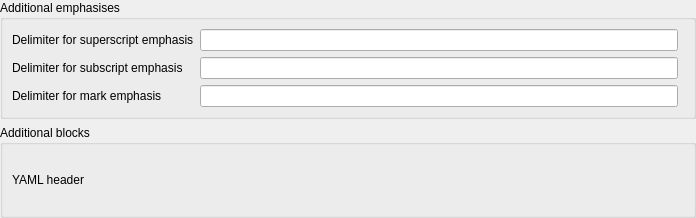
Old version of the form src/shared/plugins_page.ui in the repository igormironchik/markdown-tools.
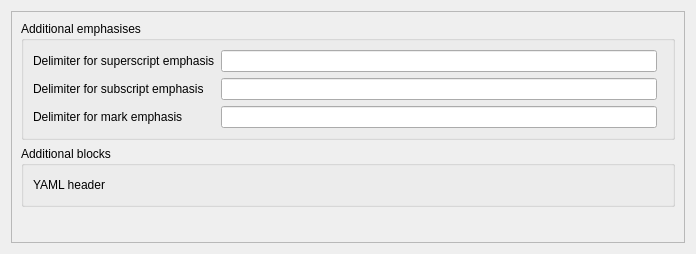
New version of the form. Custom widgets are drawn as their Qt base class.

The edit to the form file:
```diff
--- a/src/shared/plugins_page.ui
+++ b/src/shared/plugins_page.ui
@@ -7,25 +7,37 @@
     <x>0</x>
     <y>0</y>
     <width>696</width>
-    <height>218</height>
+    <height>254</height>
    </rect>
   </property>
   <property name="windowTitle">
    <string>Form</string>
   </property>
+  <layout class="QVBoxLayout" name="verticalLayout_2">
+   <item>
+    <widget class="QScrollArea" name="scrollArea">
+     <property name="widgetResizable">
+      <bool>true</bool>
+     </property>
+     <property name="alignment">
+      <set>Qt::AlignmentFlag::AlignLeading|Qt::AlignmentFlag::AlignLeft|Qt::AlignmentFlag::AlignTop</set>
+     </property>
+     <widget class="QWidget" name="scrollAreaWidgetContents">
+      <property name="geometry">
+       <rect>
+        <x>0</x>
+        <y>0</y>
+        <width>684</width>
+        <height>230</height>
+       </rect>
+      </property>
+      <property name="sizePolicy">
+       <sizepolicy hsizetype="Expanding" vsizetype="Fixed">
+        <horstretch>0</horstretch>
+        <verstretch>0</verstretch>
+       </sizepolicy>
+      </property>
   <layout class="QVBoxLayout" name="verticalLayout">
-   <property name="leftMargin">
-    <number>0</number>
-   </property>
-   <property name="topMargin">
-    <number>0</number>
-   </property>
-   <property name="rightMargin">
-    <number>0</number>
-   </property>
-   <property name="bottomMargin">
-    <number>0</number>
-   </property>
    <item>
     <widget class="QGroupBox" name="groupBox">
      <property name="title">
@@ -128,6 +140,10 @@
        <widget class="MdShared::Switch" name="m_yamlSwitch" native="true"/>
       </item>
      </layout>
+        </widget>
+       </item>
+      </layout>
+     </widget>
     </widget>
    </item>
   </layout>
```
Lines whose indentation alone changed are shown as unchanged.
